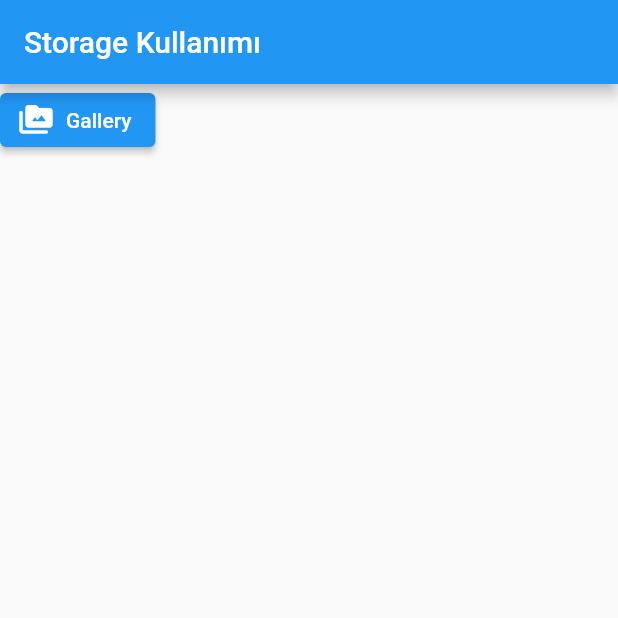
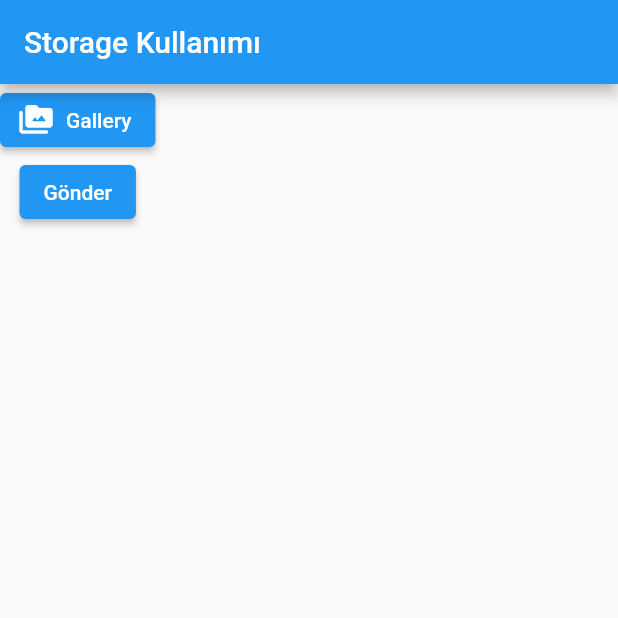
Before and after one commit to engnsirkeoglu/firebase_storage, a Flutter app: the screen it shows after launch, on a phone screen of 412 x 824 dp, the top half of it. Run offline on Flutter 3.47's test engine with Material 2 defaults, Android fonts, the light colour scheme and no system bars; our stand-ins replace device_info_plus, firebase_core, firebase_storage, flutter_image_compress, image_cropper, image_picker and 1 more; missing offline and left inert: app_settings; accounts and stored records are empty.

Commit message:
button eklendi

```diff
--- a/lib/home_page.dart
+++ b/lib/home_page.dart
@@ -30,7 +30,14 @@ class _HomePageState extends State<HomePage> {
           ElevatedButton.icon(
             onPressed: () async {
               _image = await PickManager().fetchImageWithMediaLibrary();
-
+              setState(() {});
+            },
+            icon: const Icon(Icons.perm_media_rounded),
+            label: Text(_mediaTitle),
+          ),
+          _image != null ? Image.file(_image!) : SizedBox.shrink(),
+          ElevatedButton(
+            onPressed: () async {
               if (_image != null) {
                 imageURL = await FirebaseStorageServiceManager()
                     .uploadBumuPhotos(file: _image!);
@@ -38,10 +45,8 @@ class _HomePageState extends State<HomePage> {
                 setState(() {});
               }
             },
-            icon: const Icon(Icons.perm_media_rounded),
-            label: Text(_mediaTitle),
+            child: Text('Gönder'),
           ),
-          _image != null ? Image.file(_image!) : SizedBox.shrink(),
           // Sorunlu Kısım
         ],
       ),
```
